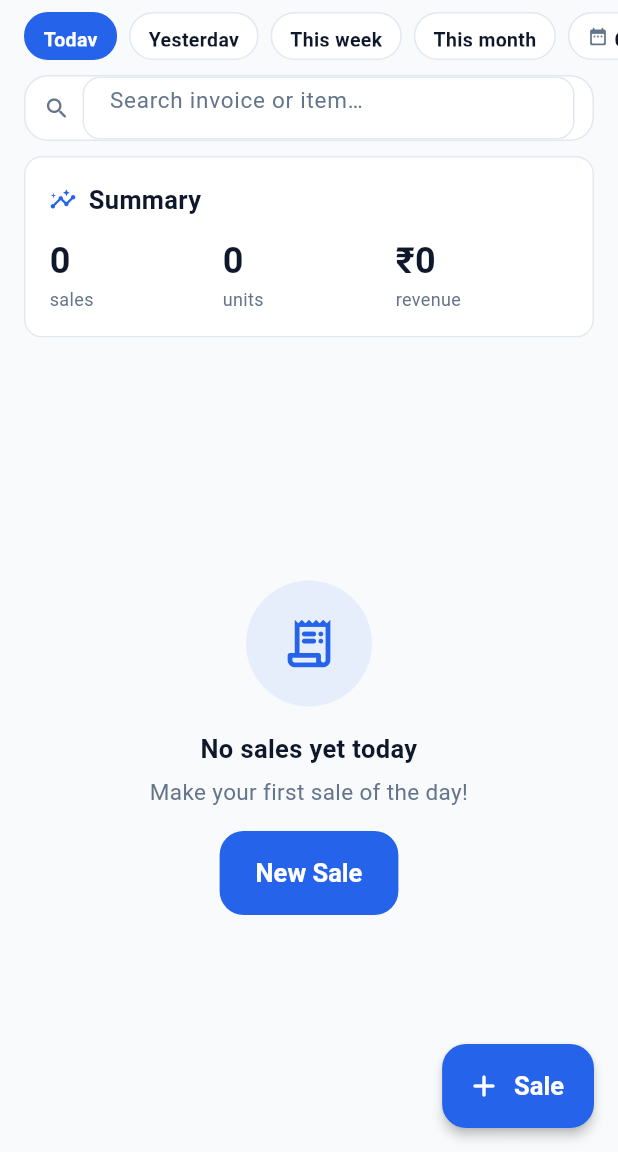
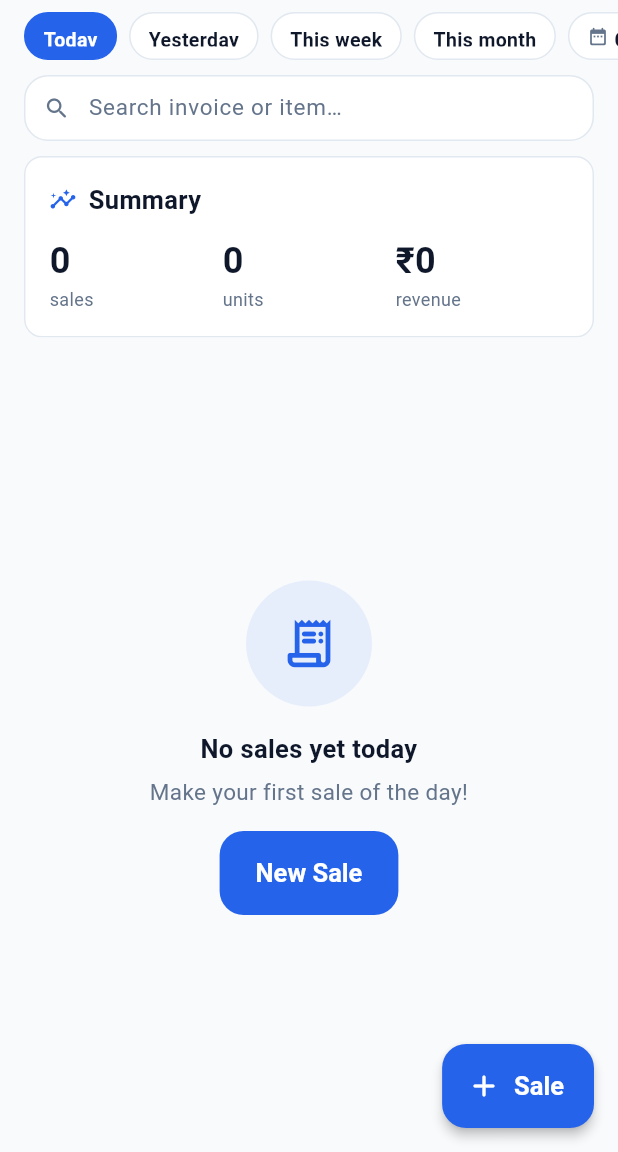
Before and after one commit to manzoorilahi77/ToyShopERP, a Flutter app: the MySalesHistoryScreen screen opened directly, on a phone screen of 412 x 824 dp, the part 84-1236 px from its top. Run offline on Flutter 3.47's test engine with Material 3 defaults, Android fonts, the phone set to English and light mode, and no system bars; our stand-ins replace image_picker, shared_preferences; accounts and stored records are empty; network calls fail.

Commit message:
Search bar UI fixed

```diff
--- a/sources/mobile/toyshop_erp/lib/staff/catalog/product_search_browse_screen.dart
+++ b/sources/mobile/toyshop_erp/lib/staff/catalog/product_search_browse_screen.dart
@@ -342,7 +342,10 @@ class _ProductSearchBrowseScreenState extends State<ProductSearchBrowseScreen> {
                       style: AppType.body.copyWith(color: p.ink),
                       decoration: InputDecoration(
                         border: InputBorder.none,
+                        enabledBorder: InputBorder.none,
+                        focusedBorder: InputBorder.none,
                         isCollapsed: true,
+                        contentPadding: EdgeInsets.zero,
                         hintText: 'Search toys…',
                         hintStyle: AppType.body.copyWith(color: p.inkMuted),
                       ),
--- a/sources/mobile/toyshop_erp/lib/staff/sales/my_sales_history_screen.dart
+++ b/sources/mobile/toyshop_erp/lib/staff/sales/my_sales_history_screen.dart
@@ -245,7 +245,10 @@ class _MySalesHistoryScreenState extends State<MySalesHistoryScreen> {
                 style: AppType.body.copyWith(color: p.ink),
                 decoration: InputDecoration(
                   border: InputBorder.none,
+                  enabledBorder: InputBorder.none,
+                  focusedBorder: InputBorder.none,
                   isCollapsed: true,
+                  contentPadding: EdgeInsets.zero,
                   hintText: 'Search invoice or item…',
                   hintStyle: AppType.body.copyWith(color: p.inkMuted),
                 ),
--- a/sources/mobile/toyshop_erp/lib/staff/sales/new_sale_screen.dart
+++ b/sources/mobile/toyshop_erp/lib/staff/sales/new_sale_screen.dart
@@ -589,7 +589,10 @@ class _NewSaleScreenState extends State<NewSaleScreen> {
                       style: AppType.body.copyWith(color: p.ink),
                       decoration: InputDecoration(
                         border: InputBorder.none,
+                        enabledBorder: InputBorder.none,
+                        focusedBorder: InputBorder.none,
                         isCollapsed: true,
+                        contentPadding: EdgeInsets.zero,
                         hintText: 'Search toys…',
                         hintStyle: AppType.body.copyWith(color: p.inkMuted),
                       ),
```
